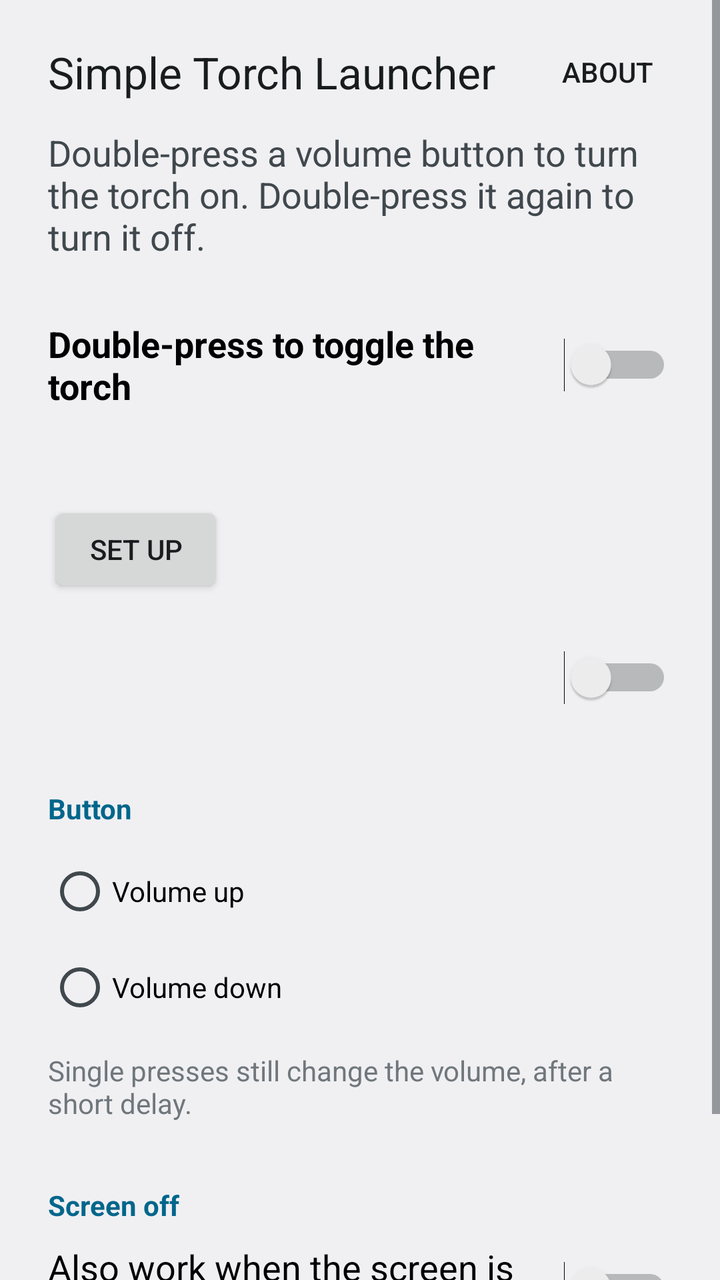
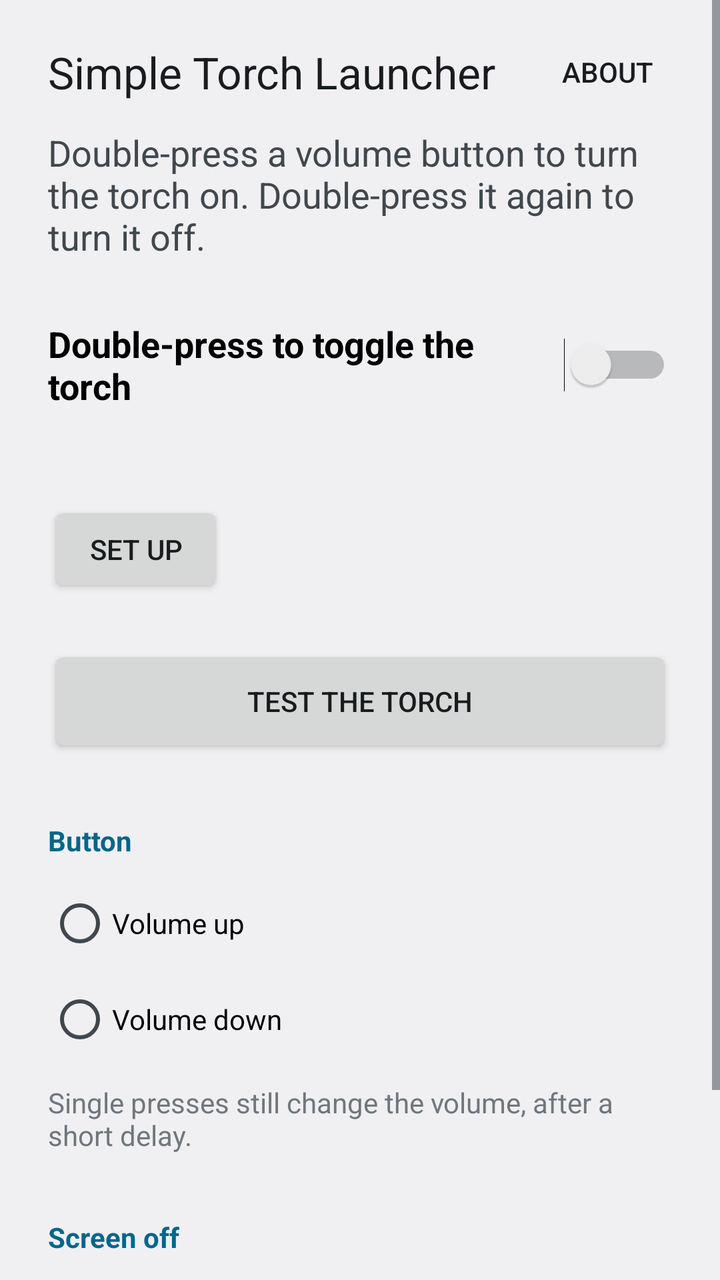

Screens rendered from an Android XML layout before and after an edit, with the pre-edit source and the edit as a unified diff.
<!-- AndroidManifest.xml: application theme AppTheme -->
<!-- res/layout/activity_main.xml -->
<?xml version="1.0" encoding="utf-8"?>
<ScrollView xmlns:android="http://schemas.android.com/apk/res/android"
    android:id="@+id/root"
    android:layout_width="match_parent"
    android:layout_height="match_parent">

    <LinearLayout
        android:layout_width="match_parent"
        android:layout_height="wrap_content"
        android:orientation="vertical"
        android:paddingStart="24dp"
        android:paddingEnd="24dp"
        android:paddingBottom="24dp">

        <LinearLayout
            android:layout_width="match_parent"
            android:layout_height="wrap_content"
            android:layout_marginTop="12dp"
            android:gravity="center_vertical"
            android:orientation="horizontal">

            <TextView
                android:layout_width="0dp"
                android:layout_height="wrap_content"
                android:layout_weight="1"
                android:text="@string/app_name"
                android:textAppearance="?android:attr/textAppearanceLarge" />

            <Button
                android:id="@+id/about"
                style="?android:attr/borderlessButtonStyle"
                android:layout_width="wrap_content"
                android:layout_height="wrap_content"
                android:layout_marginEnd="-12dp"
                android:text="@string/about_title" />
        </LinearLayout>

        <TextView
            android:layout_width="wrap_content"
            android:layout_height="wrap_content"
            android:layout_marginTop="4dp"
            android:text="@string/intro"
            android:textAppearance="?android:attr/textAppearanceMedium" />

        <Switch
            android:id="@+id/enabled"
            android:layout_width="match_parent"
            android:layout_height="wrap_content"
            android:layout_marginTop="24dp"
            android:minHeight="56dp"
            android:text="@string/enabled"
            android:textAppearance="?android:attr/textAppearanceMedium"
            android:textStyle="bold" />

        <TextView
            android:id="@+id/accessibility_status"
            android:layout_width="wrap_content"
            android:layout_height="wrap_content"
            android:layout_marginTop="8dp"
            android:textAppearance="?android:attr/textAppearanceMedium" />

        <Button
            android:id="@+id/set_up"
            android:layout_width="wrap_content"
            android:layout_height="wrap_content"
            android:layout_marginTop="8dp"
            android:text="@string/set_up" />

        <Switch
            android:id="@+id/torch"
            android:layout_width="match_parent"
            android:layout_height="wrap_content"
            android:layout_marginTop="16dp"
            android:minHeight="48dp"
            android:textAppearance="?android:attr/textAppearanceMedium" />

        <TextView
            style="@style/SectionHeader"
            android:text="@string/section_button" />

        <RadioGroup
            android:id="@+id/button"
            android:layout_width="match_parent"
            android:layout_height="wrap_content">

            <RadioButton
                android:id="@+id/volume_up"
                android:layout_width="match_parent"
                android:layout_height="wrap_content"
                android:minHeight="48dp"
                android:text="@string/volume_up" />

            <RadioButton
                android:id="@+id/volume_down"
                android:layout_width="match_parent"
                android:layout_height="wrap_content"
                android:minHeight="48dp"
                android:text="@string/volume_down" />
        </RadioGroup>

        <TextView
            style="@style/Note"
            android:text="@string/button_note" />

        <TextView
            style="@style/SectionHeader"
            android:text="@string/section_screen_off" />

        <Switch
            android:id="@+id/screen_off"
            android:layout_width="match_parent"
            android:layout_height="wrap_content"
            android:minHeight="48dp"
            android:text="@string/screen_off"
            android:textAppearance="?android:attr/textAppearanceMedium" />

        <TextView
            style="@style/Note"
            android:text="@string/screen_off_note" />

    </LinearLayout>
</ScrollView>
<!-- resources referenced by this layout -->
<resources>
  <string name="about_title">About</string>
  <string name="app_name">Simple Torch Launcher</string>
  <string name="button_note">Single presses still change the volume, after a short delay.</string>
  <string name="enabled">Double-press to toggle the torch</string>
  <string name="intro">Double-press a volume button to turn the torch on. Double-press it again to turn it off.</string>
  <string name="screen_off">Also work when the screen is off</string>
  <string name="screen_off_note">Experimental. Works on many phones but not all, and not while music or other audio is playing.</string>
  <string name="section_button">Button</string>
  <string name="section_screen_off">Screen off</string>
  <string name="set_up">Set up</string>
  <string name="volume_down">Volume down</string>
  <string name="volume_up">Volume up</string>
  <style name="Note">
          <item name="android:layout_width">wrap_content</item>
          <item name="android:layout_height">wrap_content</item>
          <item name="android:layout_marginTop">8dp</item>
          <item name="android:textAppearance">?android:attr/textAppearanceSmall</item>
      </style>
  <style name="SectionHeader">
          <item name="android:layout_width">wrap_content</item>
          <item name="android:layout_height">wrap_content</item>
          <item name="android:layout_marginTop">32dp</item>
          <item name="android:layout_marginBottom">8dp</item>
          <item name="android:textAppearance">?android:attr/textAppearanceSmall</item>
          <item name="android:textColor">?android:attr/colorAccent</item>
          <item name="android:textStyle">bold</item>
          <item name="android:accessibilityHeading" tools:targetApi="28">true</item>
      </style>
  <style name="AppTheme" parent="android:Theme.DeviceDefault.Light.NoActionBar">
          
          <item name="android:statusBarColor">?android:attr/colorBackground</item>
          <item name="android:navigationBarColor" tools:targetApi="27">?android:attr/colorBackground</item>
          <item name="android:windowLightStatusBar">true</item>
          <item name="android:windowLightNavigationBar" tools:targetApi="27">true</item>
      </style>
</resources>

<!-- the commit's change to res/layout/activity_main.xml (unified diff, before → after) -->
@@ -66,13 +66,16 @@
             android:layout_marginTop="8dp"
             android:text="@string/set_up" />
 
-        <Switch
+        <ToggleButton
             android:id="@+id/torch"
             android:layout_width="match_parent"
             android:layout_height="wrap_content"
-            android:layout_marginTop="16dp"
-            android:minHeight="48dp"
-            android:textAppearance="?android:attr/textAppearanceMedium" />
+            android:layout_marginTop="24dp"
+            android:background="@drawable/torch_button"
+            android:minHeight="56dp"
+            android:textColor="@color/torch_button_text"
+            android:textOff="@string/torch_test"
+            android:textOn="@string/torch_test" />
 
         <TextView
             style="@style/SectionHeader"
<!-- resource entries referenced after the edit -->
@@ -1,5 +1,31 @@
 <!-- resources referenced by this layout -->
 <resources>
+  <!-- drawable torch_button (drawable) -->
+  <?xml version="1.0" encoding="utf-8"?>
+  <inset xmlns:android="http://schemas.android.com/apk/res/android"
+      android:insetLeft="4dp"
+      android:insetTop="6dp"
+      android:insetRight="4dp"
+      android:insetBottom="6dp">
+      <ripple android:color="?android:attr/colorControlHighlight">
+          <item>
+              <selector>
+                  <item android:state_checked="true">
+                      <shape>
+                          <solid android:color="?android:attr/colorAccent" />
+                          <corners android:radius="4dp" />
+                      </shape>
+                  </item>
+                  <item>
+                      <shape>
+                          <solid android:color="?android:attr/colorButtonNormal" />
+                          <corners android:radius="4dp" />
+                      </shape>
+                  </item>
+              </selector>
+          </item>
+      </ripple>
+  </inset>
   <string name="about_title">About</string>
   <string name="app_name">Simple Torch Launcher</string>
   <string name="button_note">Single presses still change the volume, after a short delay.</string>
@@ -10,6 +36,7 @@
   <string name="section_button">Button</string>
   <string name="section_screen_off">Screen off</string>
   <string name="set_up">Set up</string>
+  <string name="torch_test">Test the torch</string>
   <string name="volume_down">Volume down</string>
   <string name="volume_up">Volume up</string>
   <style name="Note">
